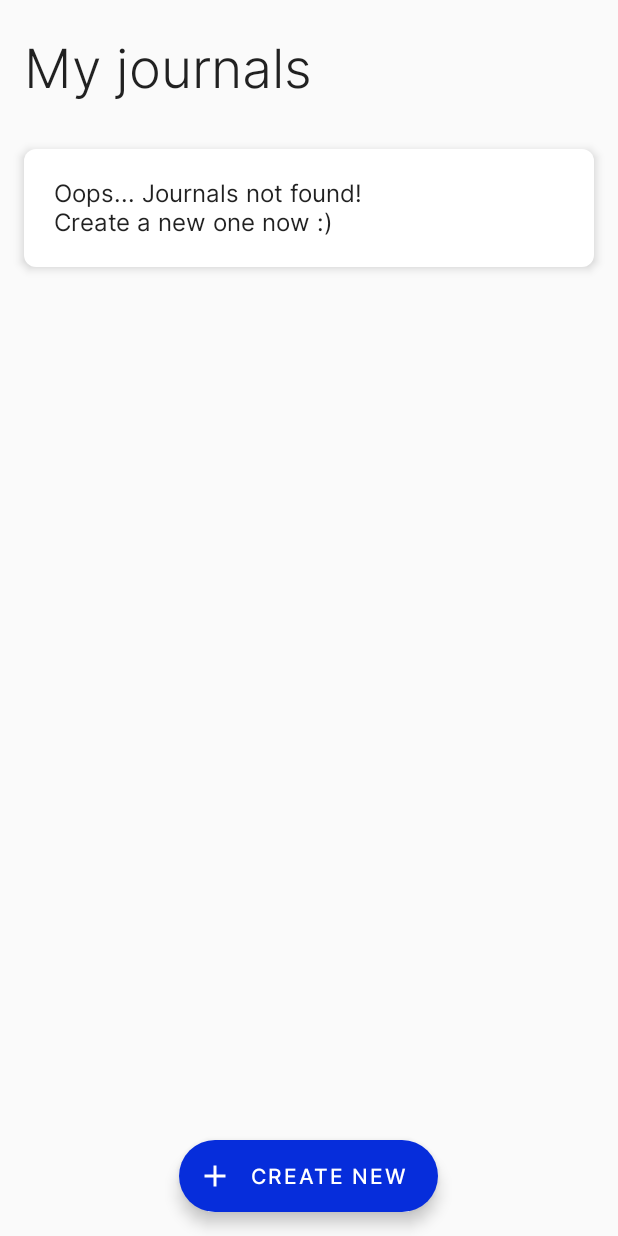
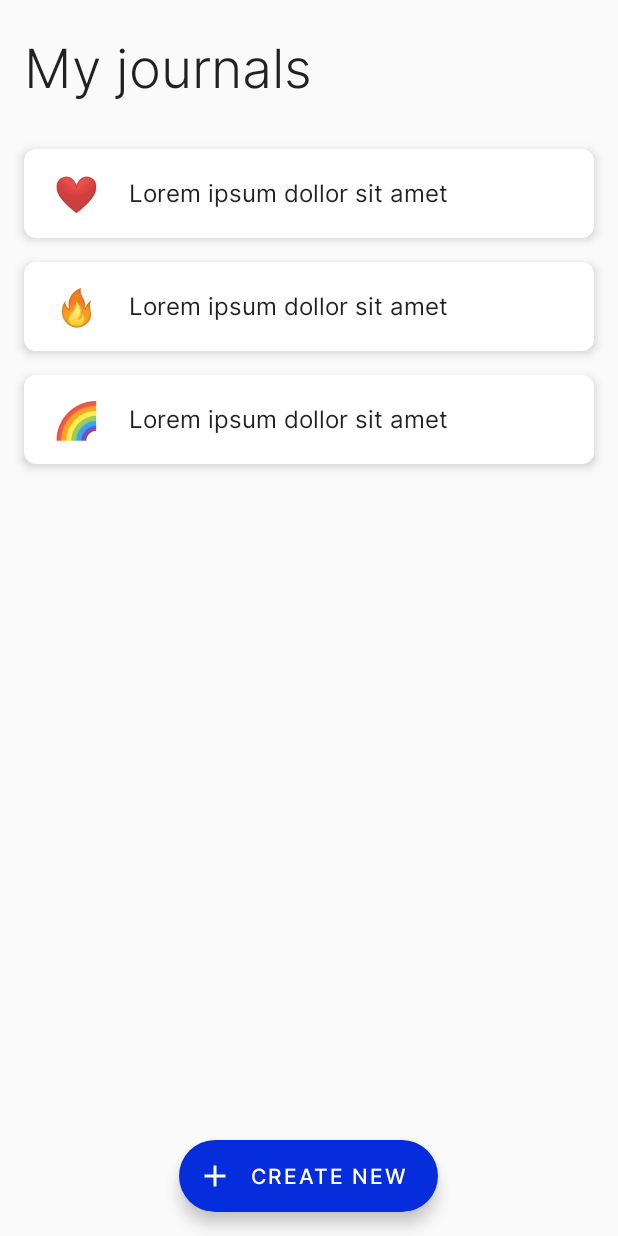
Before and after one commit to koddr/Burokrat, an Android app built with Jetpack Compose: the screen it shows after launch (MainActivity), on a phone screen of 412 x 824 dp. Run offline under Robolectric (Android 15) with nearby library versions, the phone set to English and light mode, and no system bars; our stand-ins replace accompanist.

Commit message:
Add elements/EmojiElement

```diff
--- /dev/null
+++ b/app/src/main/java/com/truewebartisans/burokrat/elements/EmojiElement.kt
@@ -0,0 +1,8 @@
+package com.truewebartisans.burokrat.elements
+
+enum class EmojiElement(val emoji: String) {
+    WOMAN_IDK("\uD83E\uDD37\u200D"),
+    RAINBOW("\uD83C\uDF08"),
+    FIRE("\uD83D\uDD25"),
+    HEARTH("\u2764️")
+}
--- a/app/src/main/java/com/truewebartisans/burokrat/screens/HomeScreen.kt
+++ b/app/src/main/java/com/truewebartisans/burokrat/screens/HomeScreen.kt
@@ -1,23 +1,40 @@
 package com.truewebartisans.burokrat.screens
 
+import androidx.compose.foundation.layout.Column
+import androidx.compose.foundation.layout.Row
 import androidx.compose.foundation.layout.fillMaxSize
 import androidx.compose.foundation.lazy.LazyColumn
-import androidx.compose.foundation.lazy.items
+import androidx.compose.foundation.lazy.itemsIndexed
 import androidx.compose.material.*
 import androidx.compose.material.icons.Icons
 import androidx.compose.material.icons.filled.Add
 import androidx.compose.runtime.Composable
+import androidx.compose.ui.Alignment
 import androidx.compose.ui.Modifier
 import androidx.compose.ui.res.stringResource
 import androidx.navigation.NavHostController
 import com.truewebartisans.burokrat.R
 import com.truewebartisans.burokrat.Routes
+import com.truewebartisans.burokrat.elements.EmojiElement
 import com.truewebartisans.burokrat.ui.theme.*
 
 @Composable
 fun HomeScreen(navController: NavHostController) {
 
-    val sampleList = List(100) { "$it" }
+    val sampleList = listOf(
+        mapOf(
+            "emoji" to EmojiElement.HEARTH.emoji,
+            "text" to "Lorem ipsum dollor sit amet"
+        ),
+        mapOf(
+            "emoji" to EmojiElement.FIRE.emoji,
+            "text" to "Lorem ipsum dollor sit amet"
+        ),
+        mapOf(
+            "emoji" to EmojiElement.RAINBOW.emoji,
+            "text" to "Lorem ipsum dollor sit amet"
+        )
+    )
 
     Scaffold(
         content = {
@@ -30,13 +47,13 @@ fun HomeScreen(navController: NavHostController) {
                             modifier = headerTextModifier
                         )
                     }
-                    if (!sampleList.isNotEmpty()) {
-                        items(sampleList) {
-                            JournalCard(it)
+                    if (sampleList.isNotEmpty()) {
+                        itemsIndexed(sampleList) { _, item ->
+                            JournalCard(item["emoji"].toString(), item["text"].toString())
                         }
                     } else {
                         item {
-                            JournalCard("Oops... Journals not found!\nCreate a new one now :)")
+                            JournalCard(EmojiElement.WOMAN_IDK.emoji, "Oops... Journals not found!\nCreate a new one now :)")
                         }
                     }
                 }
@@ -54,12 +71,31 @@ fun HomeScreen(navController: NavHostController) {
 }
 
 @Composable
-fun JournalCard(text: String) {
+fun JournalCard(emoji: String, text: String) {
     Card(
         elevation = cardElevation,
         shape = cardShape,
         modifier = cardModifier
     ) {
-        Text(text = text, modifier = cardTextModifier)
+        Row {
+            Column(
+                modifier = Modifier.align(Alignment.CenterVertically)
+            ) {
+                Text(
+                    text = emoji,
+                    style = cardEmojiTextStyle,
+                    modifier = cardEmojiModifier
+                )
+            }
+            Column(
+                modifier = Modifier.align(Alignment.CenterVertically)
+            ) {
+                Text(
+                    text = text,
+                    modifier = cardTextModifier
+                )
+            }
+        }
     }
+
 }
--- a/app/src/main/java/com/truewebartisans/burokrat/ui/theme/Helpers.kt
+++ b/app/src/main/java/com/truewebartisans/burokrat/ui/theme/Helpers.kt
@@ -13,4 +13,6 @@ val headerTextModifier = Modifier.padding(horizontal = 16.dp, vertical = 24.dp)
 val cardElevation = 4.dp
 val cardShape = Shapes.large
 val cardModifier = Modifier.padding(horizontal = 16.dp, vertical = 8.dp).fillMaxSize()
+val cardEmojiModifier = Modifier.padding(start = 20.dp)
+val cardEmojiTextStyle = Typography.h5
 val cardTextModifier = Modifier.padding(20.dp)
```
